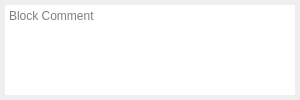
Above: UI/Arduino/glitch-object-block-comment-arduino.ui from textbrowser/glitch before the change. Below: the same form after it.
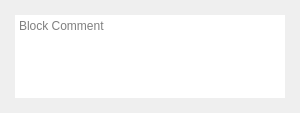
That is the form after the change. Custom widgets are drawn as their Qt base class.

Commit message: Simplified comment widget.

Patch:
```diff
--- a/UI/Arduino/glitch-object-block-comment-arduino.ui
+++ b/UI/Arduino/glitch-object-block-comment-arduino.ui
@@ -7,30 +7,27 @@
     <x>0</x>
     <y>0</y>
     <width>300</width>
-    <height>100</height>
+    <height>113</height>
    </rect>
   </property>
   <property name="windowTitle">
    <string>Form</string>
   </property>
   <layout class="QHBoxLayout" name="horizontalLayout">
-   <property name="spacing">
-    <number>5</number>
-   </property>
    <property name="leftMargin">
-    <number>5</number>
+    <number>15</number>
    </property>
    <property name="topMargin">
-    <number>5</number>
+    <number>15</number>
    </property>
    <property name="rightMargin">
-    <number>5</number>
+    <number>15</number>
    </property>
    <property name="bottomMargin">
-    <number>5</number>
+    <number>15</number>
    </property>
    <item>
-    <widget class="glitch_object_plaintextedit" name="comment">
+    <widget class="QPlainTextEdit" name="comment">
      <property name="toolTip">
       <string>Comment</string>
      </property>
@@ -44,13 +41,6 @@
    </item>
   </layout>
  </widget>
- <customwidgets>
-  <customwidget>
-   <class>glitch_object_plaintextedit</class>
-   <extends>QPlainTextEdit</extends>
-   <header>glitch-object-plaintextedit.h</header>
-  </customwidget>
- </customwidgets>
  <tabstops>
   <tabstop>comment</tabstop>
  </tabstops>
```
The commit also changes 4 other files.
